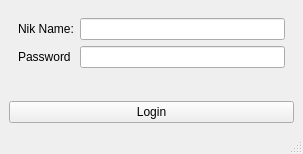
The window that ui/login.ui (volodya-renderberg/lineyka) describes before a commit, drawn with Qt 5.
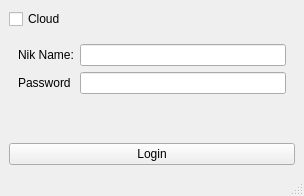
The same window after the commit.

```diff
--- a/ui/login.ui
+++ b/ui/login.ui
@@ -6,8 +6,8 @@
    <rect>
     <x>0</x>
     <y>0</y>
-    <width>303</width>
-    <height>154</height>
+    <width>304</width>
+    <height>196</height>
    </rect>
   </property>
   <property name="windowTitle">
@@ -15,6 +15,13 @@
   </property>
   <widget class="QWidget" name="centralwidget">
    <layout class="QVBoxLayout" name="verticalLayout">
+    <item>
+     <widget class="QCheckBox" name="check_box">
+      <property name="text">
+       <string>Cloud</string>
+      </property>
+     </widget>
+    </item>
     <item>
      <widget class="QFrame" name="frame">
       <property name="frameShape">
```
Left out of the diff: 4 changed lines with no effect on the pictures.
